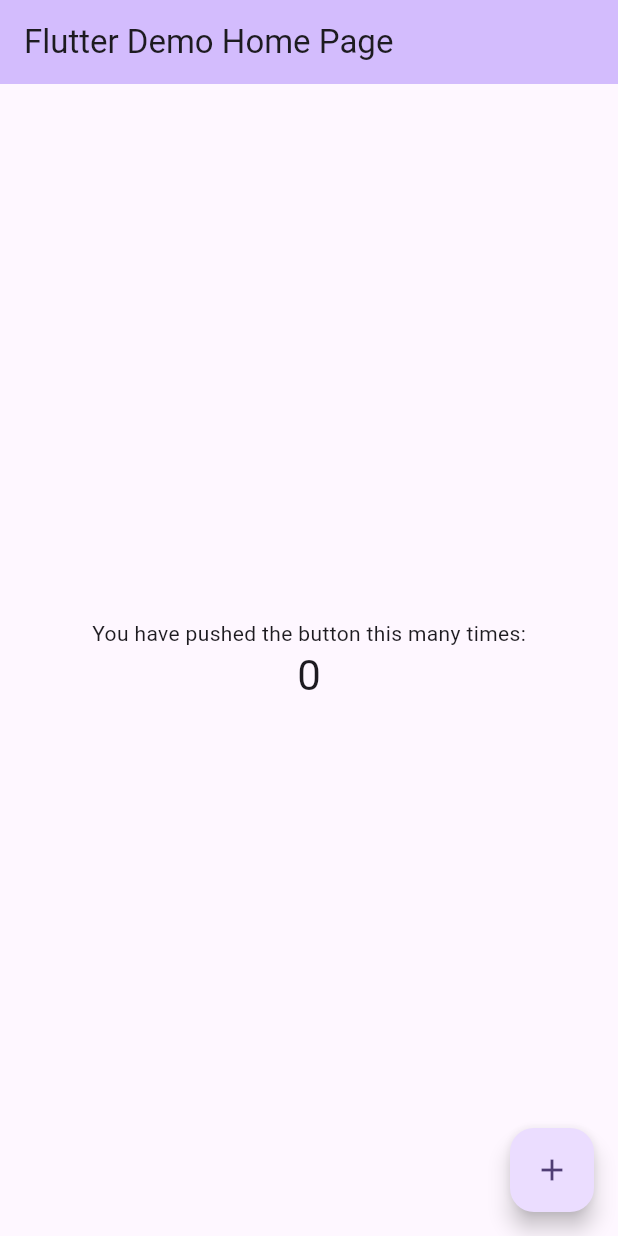
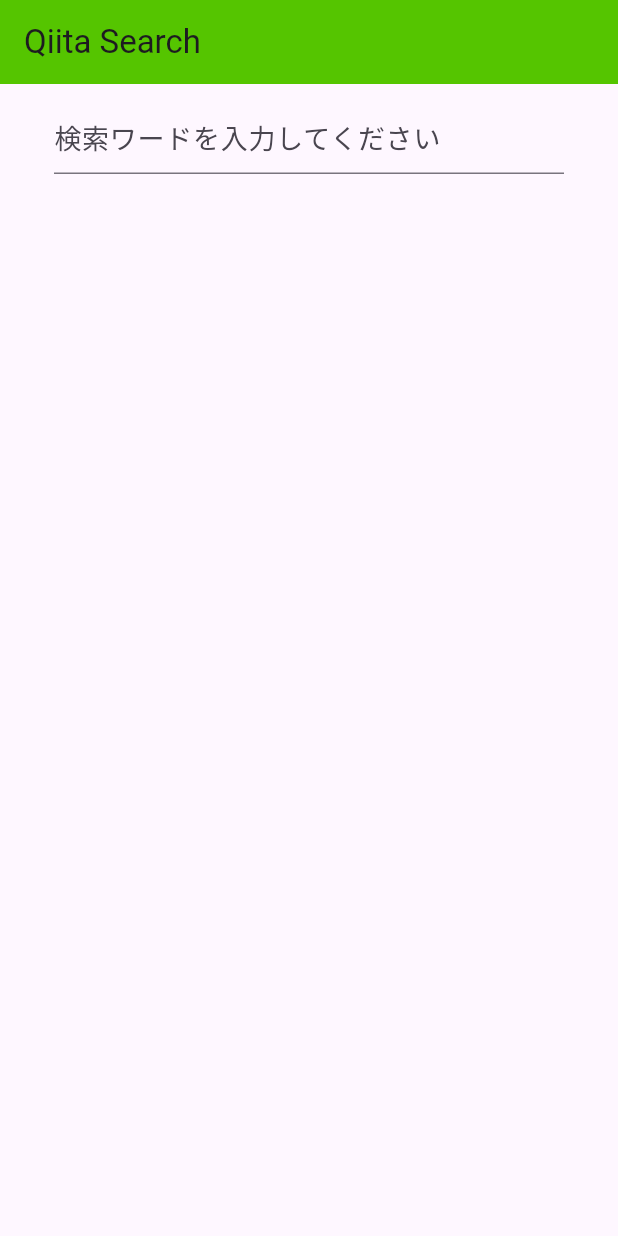
Before and after one commit to hayatonjp/flutter_sample, a Flutter app: the screen it shows after launch, on a phone screen of 412 x 824 dp. Run offline on Flutter 3.47's test engine with Material 3 defaults, Android fonts, the phone set to English and light mode, and no system bars; our stand-ins replace flutter_dotenv, webview_flutter.

Commit message:
feat: Qiita検索アプリ

```diff
--- a/lib/main.dart
+++ b/lib/main.dart
@@ -1,51 +1,37 @@
 import 'package:flutter/material.dart';
+import 'screens/search_screen.dart';
+import 'package:flutter_dotenv/flutter_dotenv.dart';
 
-void main() {
-  runApp(const MyApp());
+Future<void> main() async { // main関数をFutureに変更
+  await dotenv.load(fileName: '.env'); // .envファイルを読み込み
+  runApp(const MainApp());
 }
 
-class MyApp extends StatelessWidget {
-  const MyApp({super.key});
+class MainApp extends StatelessWidget {
+  const MainApp({super.key});
 
   // This widget is the root of your application.
   @override
   Widget build(BuildContext context) {
     return MaterialApp(
-      title: 'Flutter Demo',
-      theme: ThemeData(
-        // This is the theme of your application.
-        //
-        // TRY THIS: Try running your application with "flutter run". You'll see
-        // the application has a purple toolbar. Then, without quitting the app,
-        // try changing the seedColor in the colorScheme below to Colors.green
-        // and then invoke "hot reload" (save your changes or press the "hot
-        // reload" button in a Flutter-supported IDE, or press "r" if you used
-        // the command line to start the app).
-        //
-        // Notice that the counter didn't reset back to zero; the application
-        // state is not lost during the reload. To reset the state, use hot
-        // restart instead.
-        //
-        // This works for code too, not just values: Most code changes can be
-        // tested with just a hot reload.
-        colorScheme: ColorScheme.fromSeed(seedColor: Colors.deepPurple),
+      title: 'Qiita Search',  // titleを追加
+      theme: ThemeData( // themeを追加
+        primarySwatch: Colors.green,
+        fontFamily: 'Hiragino Sans',
+        appBarTheme: const AppBarTheme(
+          backgroundColor: Color(0xFF55C500),
+        ),
+        textTheme: Theme.of(context).textTheme.apply(
+              bodyColor: Colors.white,
+            ),
       ),
-      home: const MyHomePage(title: 'Flutter Demo Home Page'),
+      home: const SearchScreen(),
     );
   }
 }
 
 class MyHomePage extends StatefulWidget {
   const MyHomePage({super.key, required this.title});
-
-  // This widget is the home page of your application. It is stateful, meaning
-  // that it has a State object (defined below) that contains fields that affect
-  // how it looks.
-
-  // This class is the configuration for the state. It holds the values (in this
-  // case the title) provided by the parent (in this case the App widget) and
-  // used by the build method of the State. Fields in a Widget subclass are
-  // always marked "final".
 
   final String title;
 
@@ -58,50 +44,19 @@ class _MyHomePageState extends State<MyHomePage> {
 
   void _incrementCounter() {
     setState(() {
-      // This call to setState tells the Flutter framework that something has
-      // changed in this State, which causes it to rerun the build method below
-      // so that the display can reflect the updated values. If we changed
-      // _counter without calling setState(), then the build method would not be
-      // called again, and so nothing would appear to happen.
       _counter++;
     });
   }
 
   @override
   Widget build(BuildContext context) {
-    // This method is rerun every time setState is called, for instance as done
-    // by the _incrementCounter method above.
-    //
-    // The Flutter framework has been optimized to make rerunning build methods
-    // fast, so that you can just rebuild anything that needs updating rather
-    // than having to individually change instances of widgets.
     return Scaffold(
       appBar: AppBar(
-        // TRY THIS: Try changing the color here to a specific color (to
-        // Colors.amber, perhaps?) and trigger a hot reload to see the AppBar
-        // change color while the other colors stay the same.
         backgroundColor: Theme.of(context).colorScheme.inversePrimary,
-        // Here we take the value from the MyHomePage object that was created by
-        // the App.build method, and use it to set our appbar title.
         title: Text(widget.title),
       ),
       body: Center(
-        // Center is a layout widget. It takes a single child and positions it
-        // in the middle of the parent.
         child: Column(
-          // Column is also a layout widget. It takes a list of children and
-          // arranges them vertically. By default, it sizes itself to fit its
-          // children horizontally, and tries to be as tall as its parent.
-          //
-          // Column has various properties to control how it sizes itself and
-          // how it positions its children. Here we use mainAxisAlignment to
-          // center the children vertically; the main axis here is the vertical
-          // axis because Columns are vertical (the cross axis would be
-          // horizontal).
-          //
-          // TRY THIS: Invoke "debug painting" (choose the "Toggle Debug Paint"
-          // action in the IDE, or press "p" in the console), to see the
-          // wireframe for each widget.
           mainAxisAlignment: MainAxisAlignment.center,
           children: <Widget>[
             const Text('You have pushed the button this many times:'),
--- /dev/null
+++ b/lib/models/article.dart
@@ -0,0 +1,33 @@
+import 'user.dart';
+
+class Article {
+  // コンストラクタ
+  Article({
+    required this.title,
+    required this.user,
+    this.likesCount = 0, // デフォルト値を0で設定
+    this.tags = const [], // デフォルト値を空配列で設定
+    required this.createdAt,
+    required this.url,
+  });
+
+  // プロパティ
+  final String title;
+  final User user;
+  final int likesCount;
+  final List<String> tags;
+  final DateTime createdAt;
+  final String url;
+
+    // JSONからArticleを生成するファクトリコンストラクタ
+  factory Article.fromJson(dynamic json) {
+    return Article(
+      title: json['title'] as String,
+      user: User.fromJson(json['user']), // User.fromJson()を使ってUserを生成
+      url: json['url'] as String,
+      createdAt: DateTime.parse(json['created_at'] as String), // DateTime.parse()を使って文字列をDateTimeに変換
+      likesCount: json['likes_count'] as int,
+      tags: List<String>.from(json['tags'].map((tag) => tag['name'])), // List<String>.from()を使ってList<String>に変換
+    );
+  }
+}
--- /dev/null
+++ b/lib/models/user.dart
@@ -0,0 +1,19 @@
+class User {
+  // コンストラクタ
+  User({
+    required this.id,
+    required this.profileImageUrl,
+  });
+
+  // プロパティ
+  final String id;
+  final String profileImageUrl;
+
+  // JSONからUserを生成するファクトリコンストラクタ
+  factory User.fromJson(dynamic json) {
+    return User(
+      id: json['id'] as String,
+      profileImageUrl: json['profile_image_url'] as String,
+    );
+  }
+}
--- /dev/null
+++ b/lib/screens/search_screen.dart
@@ -0,0 +1,86 @@
+import '../models/article.dart';
+import '../models/user.dart';
+import '../widgets/article_container.dart';
+import 'package:flutter/material.dart'; // FlutterのUI部品（Material Design）を使うためのパッケージ
+import 'dart:convert';
+import 'package:http/http.dart' as http; // httpという変数を通して、httpパッケージにアクセス
+import 'package:flutter_dotenv/flutter_dotenv.dart';
+
+// 状態を持つ画面（StatefulWidget）を定義
+class SearchScreen extends StatefulWidget {
+  const SearchScreen({super.key}); // コンストラクタ。super.keyでWidgetの識別用Keyを親に渡す
+
+  @override
+  State<SearchScreen> createState() => _SearchScreenState(); // 状態（State）オブジェクトを作成
+}
+
+// SearchScreenに対応するStateクラス（画面の状態と見た目を定義）
+class _SearchScreenState extends State<SearchScreen> {
+  List<Article> articles = []; // 検索結果を格納する変数
+  @override
+  Widget build(BuildContext context) {
+    return Scaffold( // 画面の基本構造（AppBarやbodyなど）を提供するウィジェット
+      appBar: AppBar(
+        title: const Text('Qiita Search'), // AppBar（上部バー）のタイトルテキスト
+      ),
+       body: Column(
+        children: [
+          // 検索ボックス
+          Padding( // ← Paddingで囲む
+            padding: const EdgeInsets.symmetric(
+              vertical: 12,
+              horizontal: 36,
+            ),
+            child: TextField(
+              style: TextStyle( // ← TextStyleを渡す
+                fontSize: 18,
+                color: Colors.black,
+              ),
+              decoration: InputDecoration( // ← InputDecorationを渡す
+                hintText: '検索ワードを入力してください',
+              ),
+              onSubmitted: (String value) async {
+                final results = await searchQiita(value); // ← 検索処理を実行する
+                setState(()=>articles = results); // 検索結果を代入
+              },
+            ),
+          ),
+          Expanded(
+            // 検索結果一覧
+            child: ListView(
+              children: articles
+                  .map((article) => ArticleContainer(article: article))
+                  .toList(),
+            ),
+          ),
+        ],
+      ),
+    );
+  }
+
+  Future<List<Article>> searchQiita(String keyword) async {
+    // 1. http通信に必要なデータを準備をする
+    //   - URL、クエリパラメータの設定
+    final uri = Uri.https('qiita.com', '/api/v2/items', {
+      'query': 'title:$keyword',
+      'per_page': '10',
+    });
+    //   - アクセストークンの取得
+    final String token = dotenv.env['QIITA_ACCESS_TOKEN'] ?? '';
+
+    // 2. Qiita APIにリクエストを送る
+    final http.Response res = await http.get(uri, headers: {
+      'Authorization': 'Bearer $token',
+    });
+
+    // 3. 戻り値をArticleクラスの配列に変換
+    // 4. 変換したArticleクラスの配列を返す(returnする)
+    if (res.statusCode == 200) {
+      // レスポンスをモデルクラスへ変換
+      final List<dynamic> body = jsonDecode(res.body);
+      return body.map((dynamic json) => Article.fromJson(json)).toList();
+    } else {
+      return [];
+    }
+  }
+}
```
Also changed, not shown: lib/screens/artist_screen.dart (added, +31 -0 lines), lib/widgets/article_container.dart (added, +118 -0 lines), pubspec.yaml (+6 -66 lines), pubspec.lock, 11 other files.
